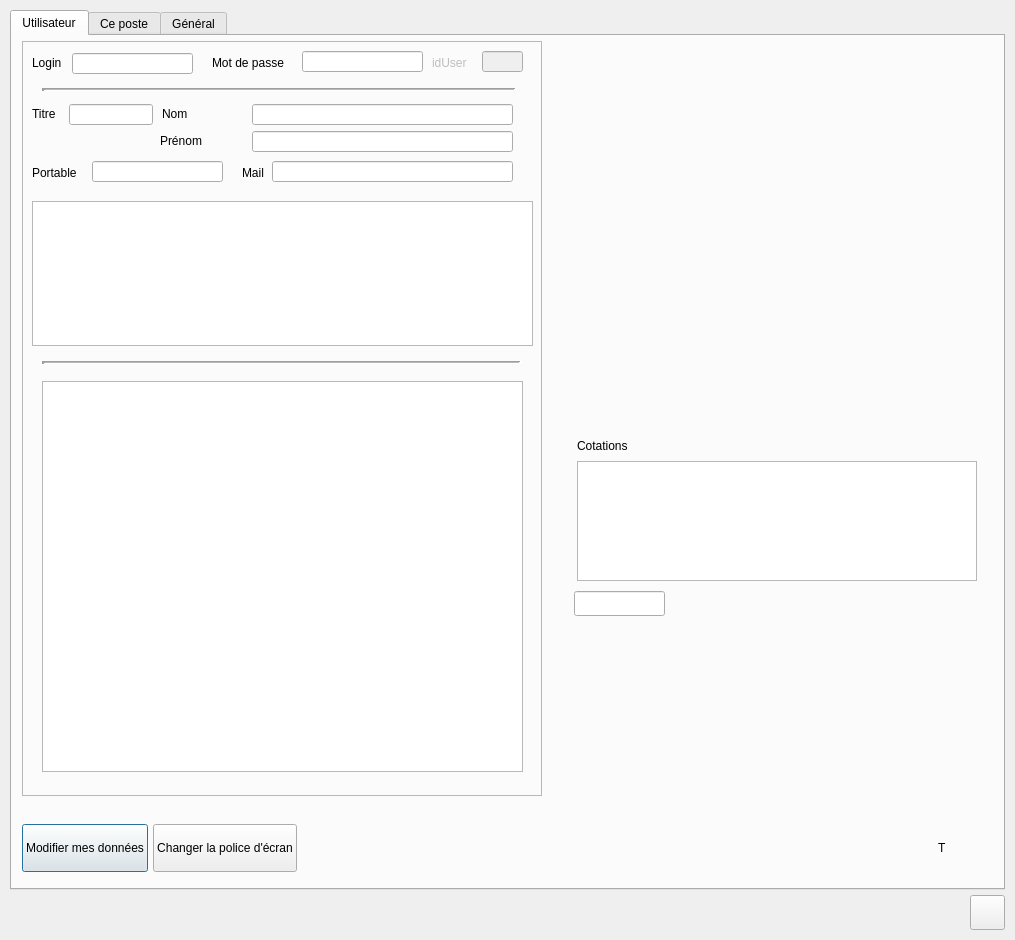
The window that Dialogs/dlg_param.ui (ukinoki/Rufus) describes before a commit, drawn with Qt 5.
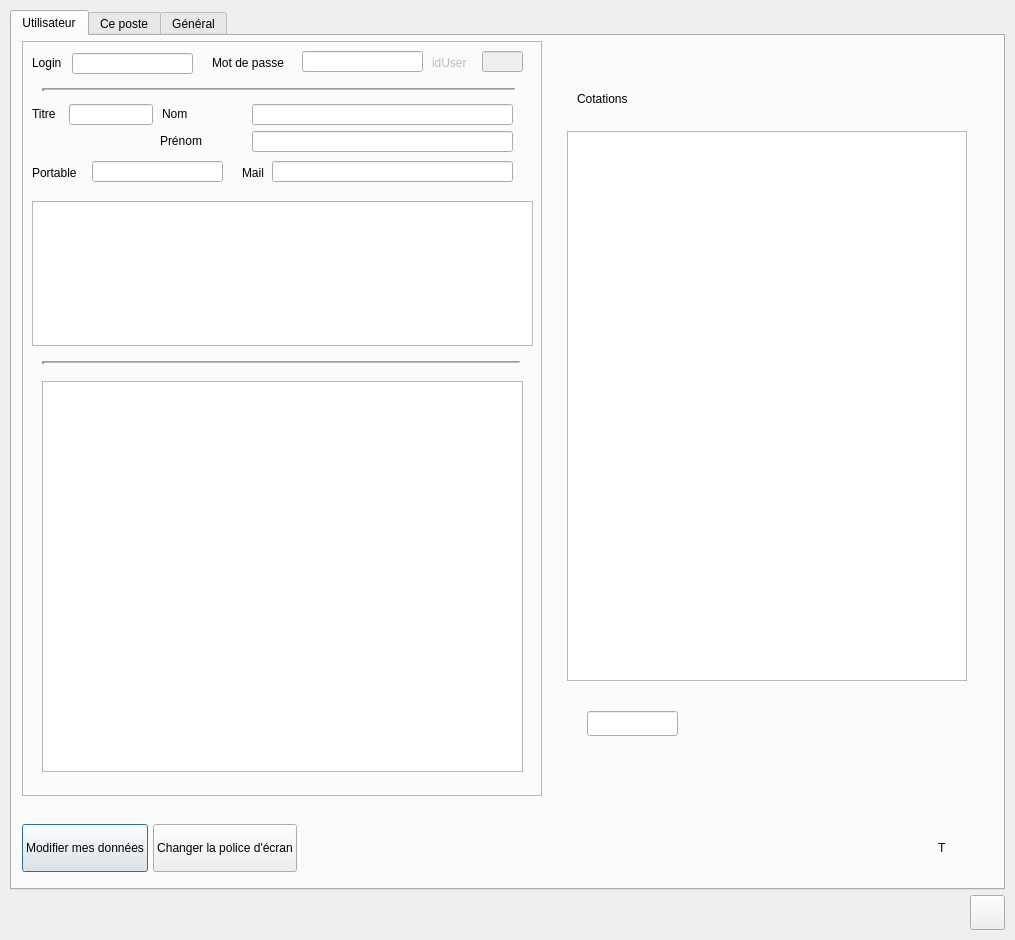
The same window after the commit. The open tabs and pages were chosen to show the change. Icons and pictures are not drawn. Custom widgets are drawn as their Qt base class.

Commit message: changement cosmétique dlg_param

Patch:
```diff
--- a/Dialogs/dlg_param.ui
+++ b/Dialogs/dlg_param.ui
@@ -527,7 +527,7 @@
              <property name="geometry">
               <rect>
                <x>30</x>
-               <y>397</y>
+               <y>50</y>
                <width>261</width>
                <height>16</height>
               </rect>
@@ -542,8 +542,8 @@
             <widget class="UpLineEdit" name="ChercheCotationupLineEdit">
              <property name="geometry">
               <rect>
-               <x>27</x>
-               <y>550</y>
+               <x>40</x>
+               <y>670</y>
                <width>91</width>
                <height>25</height>
               </rect>
@@ -552,16 +552,16 @@
             <widget class="UpTableView" name="cotationsUpTableView">
              <property name="geometry">
               <rect>
-               <x>30</x>
-               <y>420</y>
+               <x>20</x>
+               <y>90</y>
                <width>400</width>
-               <height>120</height>
+               <height>550</height>
               </rect>
              </property>
              <property name="minimumSize">
               <size>
                <width>278</width>
-               <height>0</height>
+               <height>550</height>
               </size>
              </property>
              <property name="maximumSize">
@@ -627,30 +627,6 @@
               </size>
              </property>
             </widget>
-            <widget class="QWidget" name="CCAMwidget" native="true">
-             <property name="geometry">
-              <rect>
-               <x>0</x>
-               <y>30</y>
-               <width>330</width>
-               <height>255</height>
-              </rect>
-             </property>
-             <layout class="QVBoxLayout" name="verticalLayout_5">
-              <property name="leftMargin">
-               <number>0</number>
-              </property>
-              <property name="topMargin">
-               <number>0</number>
-              </property>
-              <property name="rightMargin">
-               <number>0</number>
-              </property>
-              <property name="bottomMargin">
-               <number>0</number>
-              </property>
-             </layout>
-            </widget>
            </widget>
           </item>
          </layout>
```
Left out of the diff: 2 changed lines with no effect on the pictures. The commit also changes 1 other file.
